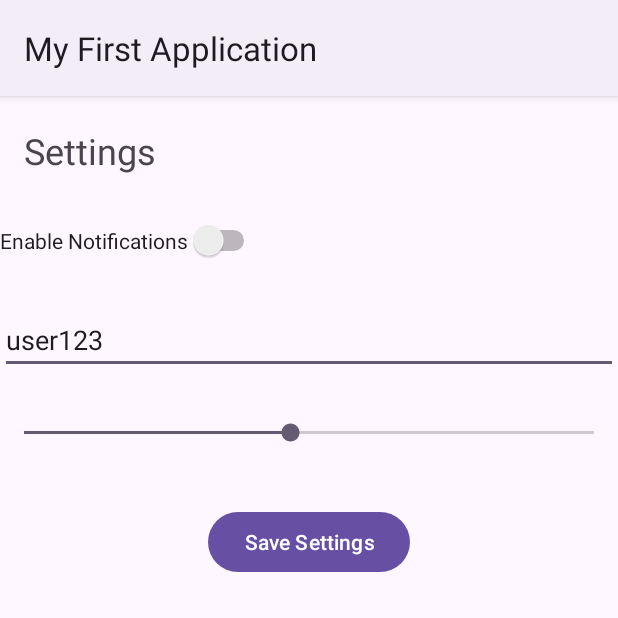
After one commit to ori-shteiman-2025-katza/MyFirstApplication, an Android app: the SettingsActivity screen opened directly, with no data from a screen before it, on a phone screen of 412 x 824 dp, the top half of it. The commit adds this screen. Run offline under Robolectric (Android 15) with nearby library versions, the phone set to English and light mode, and no system bars.

Commit message:
settings

```diff
--- a/app/src/main/AndroidManifest.xml
+++ b/app/src/main/AndroidManifest.xml
@@ -12,6 +12,9 @@
         android:supportsRtl="true"
         android:theme="@style/Theme.MyFirstApplication"
         tools:targetApi="31">
+        <activity
+            android:name=".SettingsActivity"
+            android:exported="false" />
         <activity
             android:name=".NextActivity"
             android:exported="false" />
--- a/app/src/main/java/com/orisht/myfirstapplication/MainActivity.java
+++ b/app/src/main/java/com/orisht/myfirstapplication/MainActivity.java
@@ -7,8 +7,10 @@ import androidx.constraintlayout.widget.ConstraintLayout;
 
 import android.content.Context;
 import android.content.Intent;
+import android.content.SharedPreferences;
 import android.graphics.Color;
 import android.os.Bundle;
+import android.util.Log;
 import android.view.Menu;
 import android.view.MenuItem;
 import android.view.View;
@@ -33,13 +35,35 @@ public class MainActivity extends AppCompatActivity implements View.OnClickListe
     int START_GAME,start_policy;
    ConstraintLayout constraintLayout;
 
+
     protected void onCreate(Bundle savedInstanceState) {
         super.onCreate(savedInstanceState);
         setContentView(R.layout.activity_main);
 
         initViews();
         context=this;
-    }
+
+        // יצירת SharedPreferences
+        SharedPreferences sharedPreferences = getSharedPreferences("MyPrefs", MODE_PRIVATE);
+
+        // שמירת נתונים
+        SharedPreferences.Editor editor = sharedPreferences.edit();
+        editor.putString("username", "user123");
+        editor.putInt("age", 25);
+        editor.putBoolean("isLoggedIn", true);
+        editor.apply();  // שמירה אסינכרונית
+
+        // קריאת נתונים
+        String username = sharedPreferences.getString("username", "defaultUsername");
+        int age = sharedPreferences.getInt("age", 0);
+        boolean isLoggedIn = sharedPreferences.getBoolean("isLoggedIn", false);
+
+        // הדפסת הנתונים
+        Log.d("SharedPreferences", "Username: " + username);
+        Log.d("SharedPreferences", "Age: " + age);
+        Log.d("SharedPreferences", "Is Logged In: " + isLoggedIn);
+}
+
 
     @Override
     protected void onActivityResult(int requestCode, int resultCode, @Nullable Intent data) {
--- /dev/null
+++ b/app/src/main/java/com/orisht/myfirstapplication/SettingsActivity.java
@@ -0,0 +1,57 @@
+package com.orisht.myfirstapplication;
+
+import android.os.Bundle;
+
+import android.content.SharedPreferences;
+import android.view.View;
+import android.widget.Button;
+import android.widget.EditText;
+import android.widget.SeekBar;
+import android.widget.Switch;
+import android.widget.Toast;
+
+import androidx.appcompat.app.AppCompatActivity;
+
+public class SettingsActivity extends AppCompatActivity {
+
+
+    private Switch notificationSwitch;
+
+    private EditText usernameEditText;
+    private SeekBar textSizeSeekBar;
+    private Button saveButton;
+
+    @Override
+    protected void onCreate(Bundle savedInstanceState) {
+        super.onCreate(savedInstanceState);
+        setContentView(R.layout.activity_settings);
+
+        notificationSwitch = findViewById(R.id.notification_switch);
+        usernameEditText = findViewById(R.id.username_edit_text);
+        textSizeSeekBar = findViewById(R.id.text_size_seekbar);
+        saveButton = findViewById(R.id.save_button);
+
+        // קריאה להעדפות משותפות
+        SharedPreferences sharedPreferences = getSharedPreferences("MyPrefs", MODE_PRIVATE);
+
+        // הגדרת הערכים מה-SharedPreferences
+        notificationSwitch.setChecked(sharedPreferences.getBoolean("notificationsEnabled", false));
+        usernameEditText.setText(sharedPreferences.getString("username", ""));
+        textSizeSeekBar.setProgress(sharedPreferences.getInt("textSize", 14));
+
+        // שמירת ההגדרות כאשר הכפתור נלחץ
+        saveButton.setOnClickListener(new View.OnClickListener() {
+            @Override
+            public void onClick(View v) {
+                SharedPreferences.Editor editor = sharedPreferences.edit();
+                editor.putBoolean("notificationsEnabled", notificationSwitch.isChecked());
+                editor.putString("username", usernameEditText.getText().toString());
+                editor.putInt("textSize", textSizeSeekBar.getProgress());
+                editor.apply(); // שמירה אסינכרונית
+
+                Toast.makeText(SettingsActivity.this, "Settings Saved", Toast.LENGTH_SHORT).show();
+            }
+        });
+    }
+    }
+    }
--- /dev/null
+++ b/app/src/main/res/layout/activity_settings.xml
@@ -0,0 +1,65 @@
+<?xml version="1.0" encoding="utf-8"?>
+<androidx.constraintlayout.widget.ConstraintLayout xmlns:android="http://schemas.android.com/apk/res/android"
+    xmlns:app="http://schemas.android.com/apk/res-auto"
+    xmlns:tools="http://schemas.android.com/tools"
+    android:id="@+id/main"
+    android:layout_width="match_parent"
+    android:layout_height="match_parent"
+    tools:context=".SettingsActivity">
+
+    <TextView
+        android:id="@+id/title"
+        android:layout_width="wrap_content"
+        android:layout_height="wrap_content"
+        android:text="Settings"
+        android:textSize="24sp"
+        android:layout_marginTop="20dp"
+        android:layout_marginLeft="16dp"
+        app:layout_constraintTop_toTopOf="parent"
+        app:layout_constraintLeft_toLeftOf="parent"/>
+
+    <!-- Switch to enable notifications -->
+    <Switch
+        android:id="@+id/notification_switch"
+        android:layout_width="wrap_content"
+        android:layout_height="wrap_content"
+        android:text="Enable Notifications"
+        app:layout_constraintTop_toBottomOf="@id/title"
+        app:layout_constraintLeft_toLeftOf="parent"
+        android:layout_marginTop="30dp"/>
+
+    <!-- EditText for username -->
+    <EditText
+        android:id="@+id/username_edit_text"
+        android:layout_width="0dp"
+        android:layout_height="wrap_content"
+        android:hint="Enter Username"
+        app:layout_constraintTop_toBottomOf="@id/notification_switch"
+        app:layout_constraintLeft_toLeftOf="parent"
+        app:layout_constraintRight_toRightOf="parent"
+        android:layout_marginTop="30dp"/>
+
+    <!-- SeekBar for text size -->
+    <SeekBar
+        android:id="@+id/text_size_seekbar"
+        android:layout_width="0dp"
+        android:layout_height="wrap_content"
+        android:max="30"
+        android:progress="14"
+        app:layout_constraintTop_toBottomOf="@id/username_edit_text"
+        app:layout_constraintLeft_toLeftOf="parent"
+        app:layout_constraintRight_toRightOf="parent"
+        android:layout_marginTop="30dp"/>
+
+    <!-- Save Button -->
+    <Button
+        android:id="@+id/save_button"
+        android:layout_width="wrap_content"
+        android:layout_height="wrap_content"
+        android:text="Save Settings"
+        app:layout_constraintTop_toBottomOf="@id/text_size_seekbar"
+        app:layout_constraintLeft_toLeftOf="parent"
+        app:layout_constraintRight_toRightOf="parent"
+        android:layout_marginTop="40dp"/>
+
+</androidx.constraintlayout.widget.ConstraintLayout>
```
